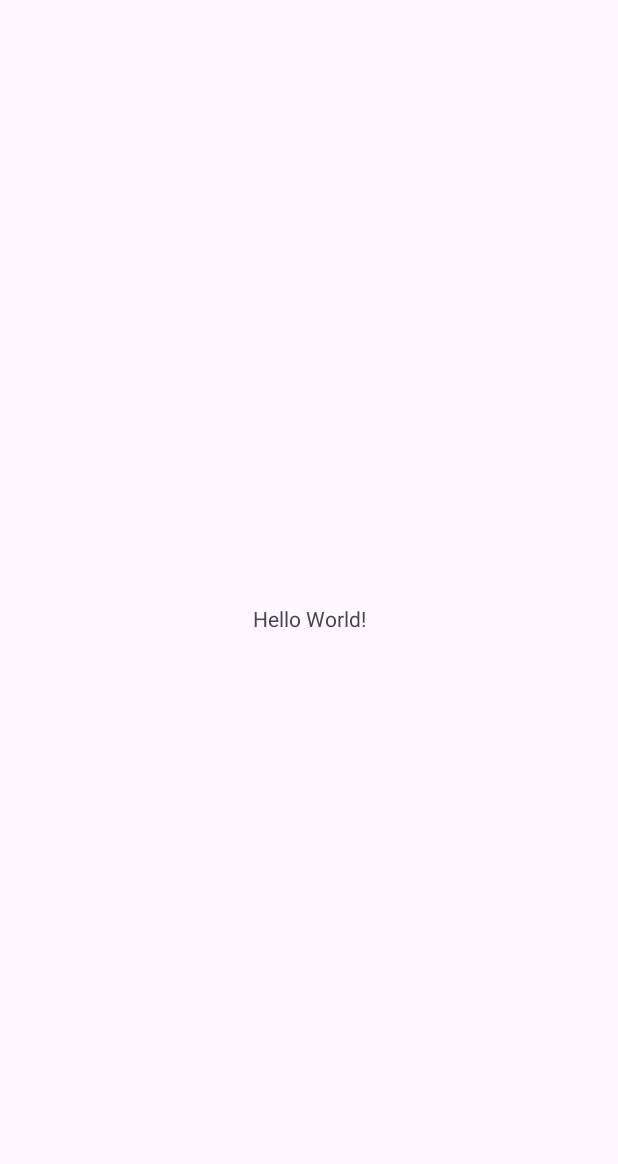
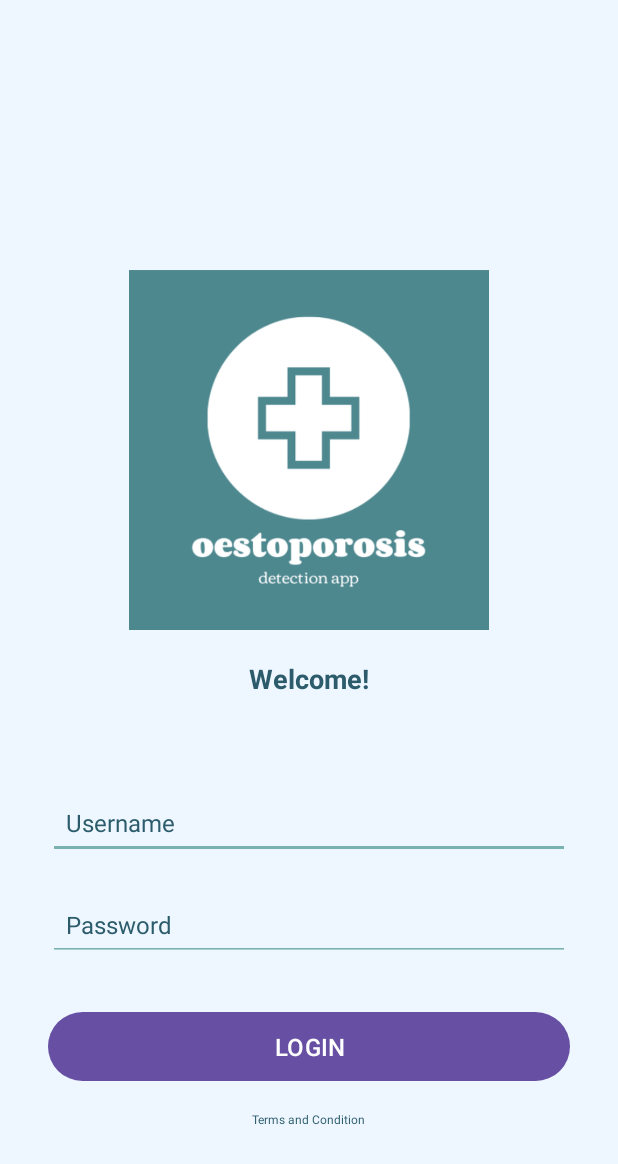
Before and after one commit to parthshah04/Osteoporosis-Detection-App, an Android app: the screen it shows after launch (MainActivity before the commit, LoginActivity after it), on a phone screen of 412 x 824 dp. Before the commit the part shown is almost empty. Shown: the top 1164 px of the screen. Run offline under Robolectric (Android 15) with nearby library versions, the phone set to English and light mode, and no system bars.

Commit message:
UI Login Page! (#1)
* UI Login Page!

* Changes in the width and height

---------

Co-authored-by: shreya <shreyyyaaaa@gmail.com>

```diff
--- a/app/src/main/AndroidManifest.xml
+++ b/app/src/main/AndroidManifest.xml
@@ -14,6 +14,9 @@
         tools:targetApi="31">
         <activity
             android:name=".MainActivity"
+            android:exported="false" />
+        <activity
+            android:name=".LoginActivity"
             android:exported="true">
             <intent-filter>
                 <action android:name="android.intent.action.MAIN" />
--- /dev/null
+++ b/app/src/main/java/com/example/osteoporosis_detection/LoginActivity.java
@@ -0,0 +1,38 @@
+package com.example.osteoporosis_detection;
+
+import android.os.Bundle;
+import android.widget.Button;
+import android.widget.EditText;
+import android.widget.Toast;
+import androidx.appcompat.app.AppCompatActivity;
+
+import com.example.osteoporosis_detection.R;
+
+public class LoginActivity extends AppCompatActivity {
+
+    private EditText usernameEditText;
+    private EditText passwordEditText;
+    private Button loginButton;
+
+    @Override
+    protected void onCreate(Bundle savedInstanceState) {
+        super.onCreate(savedInstanceState);
+        setContentView(R.layout.activity_login);
+
+        usernameEditText = findViewById(R.id.username);
+        passwordEditText = findViewById(R.id.password);
+        loginButton = findViewById(R.id.login_button);
+
+        loginButton.setOnClickListener(view -> {
+            String username = usernameEditText.getText().toString();
+            String password = passwordEditText.getText().toString();
+
+            if (username.isEmpty() || password.isEmpty()) {
+                Toast.makeText(LoginActivity.this, "Please enter username and password", Toast.LENGTH_SHORT).show();
+            } else {
+                // Handle login logic here
+                Toast.makeText(LoginActivity.this, "Login Successful", Toast.LENGTH_SHORT).show();
+            }
+        });
+    }
+}
--- /dev/null
+++ b/app/src/main/res/layout/activity_login.xml
@@ -0,0 +1,103 @@
+<?xml version="1.0" encoding="utf-8"?>
+<RelativeLayout xmlns:android="http://schemas.android.com/apk/res/android"
+    xmlns:tools="http://schemas.android.com/tools"
+    android:layout_width="match_parent"
+    android:layout_height="match_parent"
+    android:background="#EEF7FF"
+    tools:context=".LoginActivity">
+
+    <!-- Logo -->
+    <ImageView
+        android:id="@+id/logo"
+        android:layout_width="240dp"
+        android:layout_height="240dp"
+        android:layout_centerHorizontal="true"
+        android:layout_marginTop="180dp"
+        android:contentDescription="@string/logo"
+        android:scaleType="centerCrop"
+        android:src="@drawable/ic_logo" />
+
+    <!-- Welcome Message -->
+    <TextView
+        android:id="@+id/welcome_message"
+        android:layout_width="wrap_content"
+        android:layout_height="wrap_content"
+        android:layout_below="@id/logo"
+        android:layout_centerHorizontal="true"
+        android:layout_marginTop="20dp"
+        android:text="@string/welcome_message"
+        android:textColor="#2C5C6C"
+        android:textSize="18sp"
+        android:textStyle="bold" />
+
+    <!-- Username Field -->
+    <EditText
+        android:id="@+id/username"
+        android:layout_width="match_parent"
+        android:layout_height="48dp"
+        android:layout_below="@id/welcome_message"
+        android:layout_marginTop="60dp"
+        android:layout_marginStart="32dp"
+        android:layout_marginEnd="32dp"
+        android:autofillHints="username"
+        android:backgroundTint="#7AB2B2"
+        android:hint="@string/username"
+        android:paddingStart="12dp"
+        android:paddingTop="12dp"
+        android:paddingEnd="12dp"
+        android:paddingBottom="12dp"
+        android:textColor="#2C5C6C"
+        android:textColorHint="#2C5C6C"
+        android:textSize="16sp" />
+
+    <!-- Password Field -->
+    <EditText
+        android:id="@+id/password"
+        android:layout_width="match_parent"
+        android:layout_height="48dp"
+        android:layout_below="@id/username"
+        android:layout_marginTop="20dp"
+        android:layout_marginStart="32dp"
+        android:layout_marginEnd="32dp"
+        android:autofillHints="password"
+        android:backgroundTint="#7AB2B2"
+        android:hint="@string/password"
+        android:inputType="textPassword"
+        android:paddingStart="12dp"
+        android:paddingTop="12dp"
+        android:paddingEnd="12dp"
+        android:paddingBottom="12dp"
+        android:textColor="#2C5C6C"
+        android:textColorHint="#2C5C6C"
+        android:textSize="16sp" />
+
+    <!-- Login Button -->
+    <Button
+        android:id="@+id/login_button"
+        android:layout_width="match_parent"
+        android:layout_height="wrap_content"
+        android:layout_below="@id/password"
+        android:layout_marginTop="30dp"
+        android:layout_marginStart="32dp"
+        android:layout_marginEnd="32dp"
+        android:paddingStart="16dp"
+        android:paddingTop="12dp"
+        android:paddingEnd="16dp"
+        android:paddingBottom="12dp"
+        android:text="@string/login"
+        android:textSize="16sp" />
+
+    <!-- Terms and Conditions Text -->
+    <TextView
+        android:id="@+id/terms_conditions"
+        android:layout_width="wrap_content"
+        android:layout_height="wrap_content"
+        android:layout_below="@id/login_button"
+        android:layout_centerHorizontal="true"
+        android:layout_marginTop="16dp"
+        android:autoLink="web"
+        android:text="@string/terms_conditions"
+        android:textColor="#2C5C6C"
+        android:textSize="8sp" />
+
+</RelativeLayout>
--- a/app/src/main/res/values/strings.xml
+++ b/app/src/main/res/values/strings.xml
@@ -1,3 +1,9 @@
 <resources>
     <string name="app_name">Osteoporosis-Detection</string>
+    <string name="password">Password</string>
+    <string name="username">Username</string>
+    <string name="login">LOGIN</string>
+    <string name="logo">Logo</string>
+    <string name="welcome_message">Welcome!</string>
+    <string name="terms_conditions">Terms and Condition</string>
 </resources>
```
Also changed, not shown: app/src/main/res/drawable/ic_logo.png (added).
